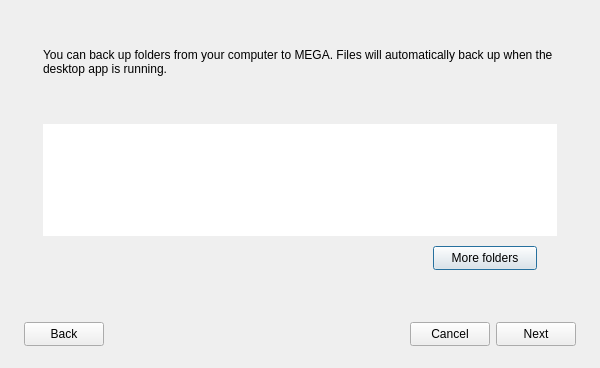
meganz/MEGAsync, file src/MEGASync/gui/win/BackupsWizard.ui: the form before one commit.
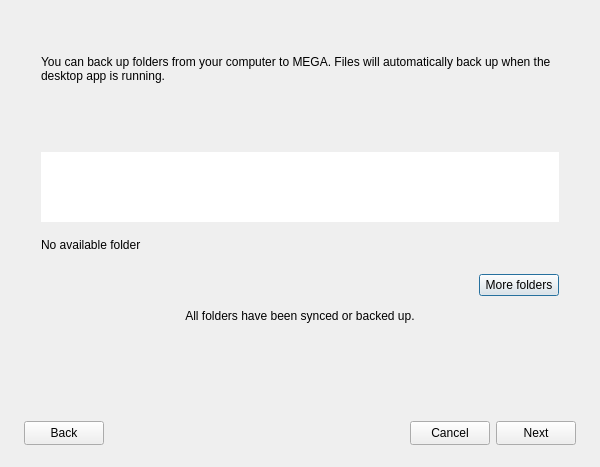
The form after the commit. The open tabs and pages were chosen to show the change. Icons and pictures are not drawn.

Commit message: UI Polish (Backups Wizard)

What changed in the file:
```diff
--- a/src/MEGASync/gui/win/BackupsWizard.ui
+++ b/src/MEGASync/gui/win/BackupsWizard.ui
@@ -10,11 +10,11 @@
     <x>0</x>
     <y>0</y>
     <width>600</width>
-    <height>368</height>
+    <height>467</height>
    </rect>
   </property>
   <property name="sizePolicy">
-   <sizepolicy hsizetype="Preferred" vsizetype="Preferred">
+   <sizepolicy hsizetype="Fixed" vsizetype="Maximum">
     <horstretch>0</horstretch>
     <verstretch>0</verstretch>
    </sizepolicy>
@@ -25,6 +25,12 @@
     <height>0</height>
    </size>
   </property>
+  <property name="maximumSize">
+   <size>
+    <width>600</width>
+    <height>16777215</height>
+   </size>
+  </property>
   <property name="windowTitle">
    <string>Setup backups</string>
   </property>
@@ -248,39 +254,36 @@
    <item>
     <widget class="QStackedWidget" name="sSteps">
      <property name="sizePolicy">
-      <sizepolicy hsizetype="Preferred" vsizetype="Expanding">
+      <sizepolicy hsizetype="Preferred" vsizetype="Maximum">
        <horstretch>0</horstretch>
        <verstretch>0</verstretch>
       </sizepolicy>
      </property>
-     <property name="styleSheet">
-      <string notr="true"/>
-     </property>
      <property name="currentIndex">
       <number>2</number>
      </property>
      <widget class="QWidget" name="pStep1">
       <property name="sizePolicy">
-       <sizepolicy hsizetype="Preferred" vsizetype="Maximum">
+       <sizepolicy hsizetype="Preferred" vsizetype="Minimum">
         <horstretch>0</horstretch>
         <verstretch>0</verstretch>
        </sizepolicy>
       </property>
       <layout class="QVBoxLayout" name="pStep1Layout">
        <property name="spacing">
-        <number>0</number>
+        <number>7</number>
        </property>
        <property name="leftMargin">
-        <number>19</number>
+        <number>17</number>
        </property>
        <property name="topMargin">
         <number>0</number>
        </property>
        <property name="rightMargin">
-        <number>19</number>
+        <number>17</number>
        </property>
        <property name="bottomMargin">
-        <number>20</number>
+        <number>15</number>
        </property>
        <item>
         <widget class="QLabel" name="lTitleStep1">
@@ -304,7 +307,7 @@
        <item alignment="Qt::AlignTop">
         <widget class="QLabel" name="lSubtitleStep1">
          <property name="sizePolicy">
-          <sizepolicy hsizetype="Preferred" vsizetype="Maximum">
+          <sizepolicy hsizetype="Preferred" vsizetype="Minimum">
            <horstretch>0</horstretch>
            <verstretch>0</verstretch>
           </sizepolicy>
@@ -312,9 +315,6 @@
          <property name="text">
           <string>You can back up folders from your computer to MEGA. Files will automatically back up when the desktop app is running.</string>
          </property>
-         <property name="textFormat">
-          <enum>Qt::PlainText</enum>
-         </property>
          <property name="wordWrap">
           <bool>true</bool>
          </property>
@@ -323,7 +323,7 @@
        <item>
         <widget class="QFrame" name="fFoldersStep1">
          <property name="sizePolicy">
-          <sizepolicy hsizetype="Preferred" vsizetype="Expanding">
+          <sizepolicy hsizetype="Preferred" vsizetype="Maximum">
            <horstretch>0</horstretch>
            <verstretch>0</verstretch>
           </sizepolicy>
@@ -332,7 +332,7 @@
           <enum>QFrame::NoFrame</enum>
          </property>
          <property name="frameShadow">
-          <enum>QFrame::Raised</enum>
+          <enum>QFrame::Sunken</enum>
          </property>
          <layout class="QVBoxLayout" name="verticalLayout">
           <property name="spacing">
@@ -350,7 +350,7 @@
           <property name="bottomMargin">
            <number>0</number>
           </property>
-          <item>
+          <item alignment="Qt::AlignTop">
            <widget class="QWidget" name="wDeviceNameStep1" native="true">
             <property name="sizePolicy">
              <sizepolicy hsizetype="Preferred" vsizetype="Fixed">
@@ -419,51 +419,29 @@
            </widget>
           </item>
           <item>
-           <widget class="QStackedWidget" name="sFolders">
-            <property name="sizePolicy">
-             <sizepolicy hsizetype="Preferred" vsizetype="Expanding">
-              <horstretch>0</horstretch>
-              <verstretch>0</verstretch>
-             </sizepolicy>
-            </property>
-            <property name="currentIndex">
-             <number>0</number>
-            </property>
-            <widget class="QWidget" name="pFolders">
-             <property name="sizePolicy">
-              <sizepolicy hsizetype="Preferred" vsizetype="Preferred">
-               <horstretch>0</horstretch>
-               <verstretch>0</verstretch>
-              </sizepolicy>
-             </property>
-             <layout class="QVBoxLayout" name="pFoldersLayout">
-              <property name="spacing">
-               <number>0</number>
-              </property>
-              <property name="leftMargin">
-               <number>0</number>
-              </property>
-              <property name="topMargin">
-               <number>0</number>
-              </property>
-              <property name="rightMargin">
-               <number>0</number>
-              </property>
-              <property name="bottomMargin">
-               <number>0</number>
-              </property>
-              <item>
                <widget class="QListView" name="lvFoldersStep1">
                 <property name="sizePolicy">
-                 <sizepolicy hsizetype="Expanding" vsizetype="Expanding">
+             <sizepolicy hsizetype="Expanding" vsizetype="Maximum">
                   <horstretch>0</horstretch>
                   <verstretch>0</verstretch>
                  </sizepolicy>
                 </property>
-                <property name="minimumSize">
+            <property name="maximumSize">
                  <size>
+              <width>16777215</width>
+              <height>120</height>
+             </size>
+            </property>
+            <property name="sizeIncrement">
+             <size>
                   <width>0</width>
-                  <height>0</height>
+              <height>40</height>
+             </size>
+            </property>
+            <property name="baseSize">
+             <size>
+              <width>0</width>
+              <height>40</height>
                  </size>
                 </property>
                 <property name="frameShape">
@@ -502,47 +480,28 @@
                 <property name="spacing">
                  <number>0</number>
                 </property>
-                <property name="modelColumn">
-                 <number>0</number>
-                </property>
-                <property name="uniformItemSizes">
-                 <bool>true</bool>
-                </property>
-               </widget>
-              </item>
-             </layout>
-            </widget>
-            <widget class="QWidget" name="pNoFolders">
-             <property name="sizePolicy">
-              <sizepolicy hsizetype="Preferred" vsizetype="Maximum">
-               <horstretch>0</horstretch>
-               <verstretch>0</verstretch>
-              </sizepolicy>
-             </property>
-             <layout class="QVBoxLayout" name="pFoldersLayout1">
-              <property name="spacing">
-               <number>0</number>
-              </property>
-              <property name="leftMargin">
-               <number>0</number>
-              </property>
-              <property name="topMargin">
-               <number>14</number>
-              </property>
-              <property name="rightMargin">
-               <number>0</number>
-              </property>
-              <property name="bottomMargin">
-               <number>14</number>
-              </property>
-              <item>
+           </widget>
+          </item>
+          <item alignment="Qt::AlignVCenter">
                <widget class="QLabel" name="lNoAvailableFolder">
                 <property name="sizePolicy">
-                 <sizepolicy hsizetype="Preferred" vsizetype="Maximum">
+             <sizepolicy hsizetype="Preferred" vsizetype="Fixed">
                   <horstretch>0</horstretch>
                   <verstretch>0</verstretch>
                  </sizepolicy>
                 </property>
+            <property name="minimumSize">
+             <size>
+              <width>0</width>
+              <height>45</height>
+             </size>
+            </property>
+            <property name="maximumSize">
+             <size>
+              <width>16777215</width>
+              <height>45</height>
+             </size>
+            </property>
                 <property name="text">
                  <string>No available folder</string>
                 </property>
@@ -550,47 +509,25 @@
               </item>
              </layout>
             </widget>
-           </widget>
-          </item>
-         </layout>
+       </item>
+       <item alignment="Qt::AlignRight">
+        <widget class="QPushButton" name="bMoreFolders">
+         <property name="text">
+          <string>More folders</string>
+         </property>
         </widget>
        </item>
-       <item alignment="Qt::AlignBottom">
-        <widget class="QStackedWidget" name="sMoreFolders">
-         <property name="sizePolicy">
-          <sizepolicy hsizetype="Preferred" vsizetype="Preferred">
-           <horstretch>0</horstretch>
-           <verstretch>0</verstretch>
-          </sizepolicy>
-         </property>
-         <property name="currentIndex">
-          <number>1</number>
-         </property>
-         <widget class="QWidget" name="pAllFoldersSynced">
-          <layout class="QHBoxLayout" name="wButtonsLayout1">
-           <property name="leftMargin">
-            <number>66</number>
-           </property>
-           <property name="topMargin">
-            <number>0</number>
-           </property>
-           <property name="rightMargin">
-            <number>66</number>
-           </property>
-           <property name="bottomMargin">
-            <number>0</number>
-           </property>
-           <item alignment="Qt::AlignTop">
+       <item alignment="Qt::AlignHCenter">
             <widget class="QLabel" name="lAllFoldersSynced">
              <property name="sizePolicy">
-              <sizepolicy hsizetype="Preferred" vsizetype="Fixed">
+          <sizepolicy hsizetype="Expanding" vsizetype="Maximum">
                <horstretch>0</horstretch>
                <verstretch>0</verstretch>
               </sizepolicy>
              </property>
              <property name="minimumSize">
               <size>
-               <width>0</width>
+           <width>300</width>
                <height>26</height>
               </size>
              </property>
@@ -607,48 +544,6 @@
            </item>
           </layout>
          </widget>
-         <widget class="QWidget" name="pMoreFolders">
-          <layout class="QHBoxLayout" name="wButtonsLayout2">
-           <property name="spacing">
-            <number>0</number>
-           </property>
-           <property name="leftMargin">
-            <number>20</number>
-           </property>
-           <property name="topMargin">
-            <number>10</number>
-           </property>
-           <property name="rightMargin">
-            <number>20</number>
-           </property>
-           <property name="bottomMargin">
-            <number>0</number>
-           </property>
-           <item alignment="Qt::AlignRight|Qt::AlignTop">
-            <widget class="QPushButton" name="bMoreFolders">
-             <property name="sizePolicy">
-              <sizepolicy hsizetype="Maximum" vsizetype="Preferred">
-               <horstretch>0</horstretch>
-               <verstretch>0</verstretch>
-              </sizepolicy>
-             </property>
-             <property name="minimumSize">
-              <size>
-               <width>104</width>
-               <height>24</height>
-              </size>
-             </property>
-             <property name="text">
-              <string>More folders</string>
-             </property>
-            </widget>
-           </item>
-          </layout>
-         </widget>
-        </widget>
-       </item>
-      </layout>
-     </widget>
      <widget class="QWidget" name="pStep2">
       <property name="sizePolicy">
        <sizepolicy hsizetype="Preferred" vsizetype="Expanding">
```
Left out of the diff: 58 changed lines with no effect on the pictures. Lines whose indentation alone changed are shown as unchanged. The commit also changes 4 other files.
